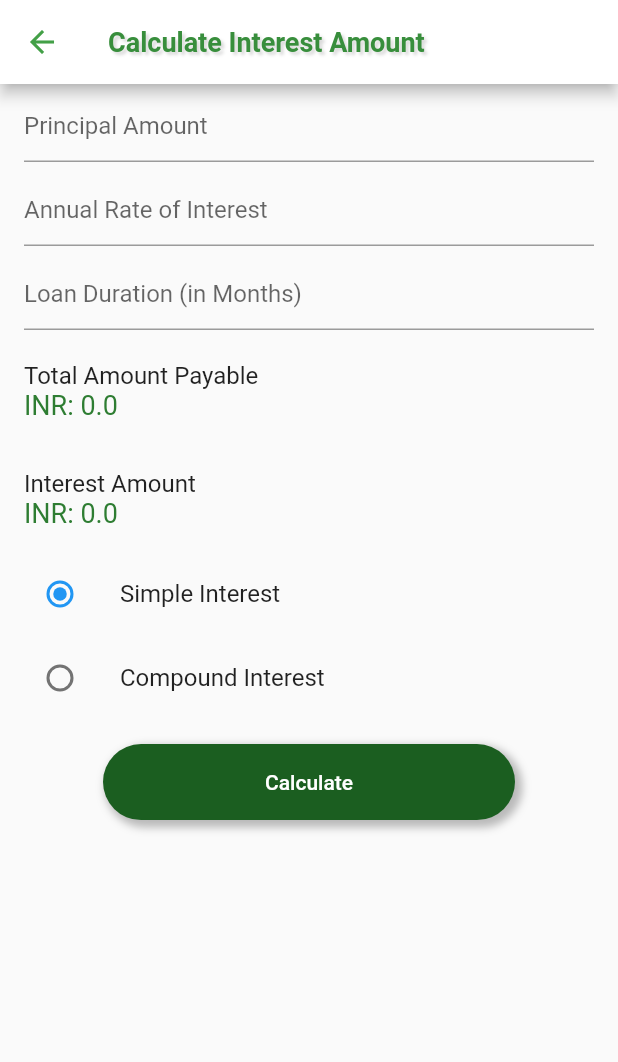
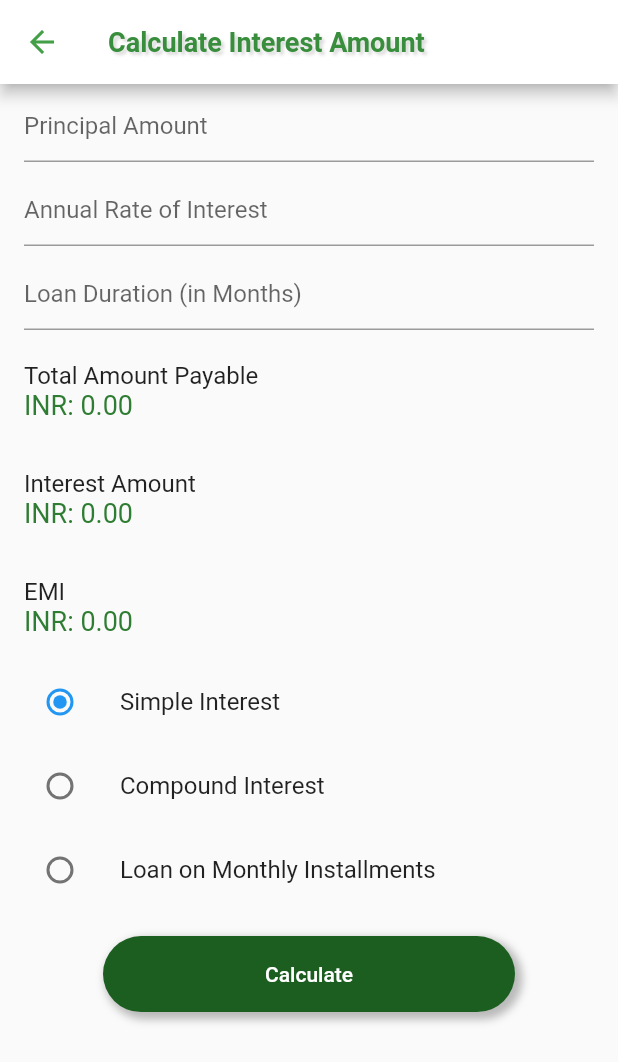
Before and after one commit to abhineet99/farm-expense-management, a Flutter app: the InterestPage screen opened directly, on a phone screen of 412 x 824 dp. Shown: the top 1062 px of the screen. Run offline on Flutter 3.47's test engine with Material 2 defaults, Android fonts, the phone set to English and light mode, and no system bars; our stand-ins replace charts_flutter, flare_flutter, flutter_colorpicker, flutter_svg, rxdart, shared_preferences and 2 more; missing offline and left inert: autocomplete_textfield, launch_review; accounts and stored records are empty; project files that could hold a hidden picture were left out.

Commit message:
float addition, emi calculation

```diff
--- a/lib/screens/loan/add_loan.dart
+++ b/lib/screens/loan/add_loan.dart
@@ -165,9 +165,9 @@ class _AddLoanPageState extends State<AddLoanPage> {
                           LoanItem loan = LoanItem(
                             loanTitle: titleController.text,
                             loanAmount: int.parse(laController.text),
-                            emiAmount: int.parse(eaController.text),
+                            emiAmount: double.parse(eaController.text),
                             numberOfDays: int.parse(ndController.text),
-                            annualRoI: int.parse(roiController.text),
+                            annualRoI: double.parse(roiController.text),
                             startDate: DateTime.parse(_str)
                           );
                           loansBloc.addLoan(loan);
--- a/lib/screens/loan/interest_page.dart
+++ b/lib/screens/loan/interest_page.dart
@@ -12,20 +12,35 @@ class InterestPage extends StatefulWidget{
 class _InterestPageState extends State<InterestPage>{
   double interest =0;
   double amount = 0;
+  double emiShow =0;
   int selectedOption=0;// 0 = simple interest, 1 = compound interest
-  double calculateSimpleInterest(int principal, int rate, int months)
+  double calculateSimpleInterest(int principal, double rate, int months)
   {
     print('check32');
     double rate1 = (rate*1.0)/12;
     double toRet = (rate1*principal*months*1.0)/100;
     return toRet;
   }
-  double calculateCompoundInterest(int principal, int rate, int months)
+  double calculateCompoundInterest(int principal, double rate, int months)
   {
     //print('check32');
     double amount = principal*pow(1+(rate*1.0)/1200,months);
     double toRet = amount-principal;
     return toRet;
+  }
+  double calculateLoanInterest(int principal, double rate, int months)
+  {
+    double monthlyRate = rate*1.0/1200;
+    double emi = principal*monthlyRate*pow(1+monthlyRate,months)/(pow(1+monthlyRate,months)-1);
+    double amount = emi*months;
+    double toRet = amount-principal;
+    return toRet;
+  }
+  double calculateEMI(int principal, double rate, int months)
+  {
+    double monthlyRate = rate*1.0/1200;
+    double emi = principal*monthlyRate*pow(1+monthlyRate,months)/(pow(1+monthlyRate,months)-1);
+    return emi;
   }
   final primaryColor = const Color(0xFFFFFFFF);
   final _formKey = GlobalKey<FormState>();
@@ -45,13 +60,20 @@ class _InterestPageState extends State<InterestPage>{
   void _onPressed()
   {
     double _interest=0;
+    double _emiShow=0;
     if (selectedOption == 0)
-      _interest = calculateSimpleInterest(int.parse(princController.text), int.parse(roiController.text), int.parse(monthsController.text));
+      _interest = calculateSimpleInterest(int.parse(princController.text), double.parse(roiController.text), int.parse(monthsController.text));
+    else if(selectedOption==1)
+      _interest = calculateCompoundInterest(int.parse(princController.text), double.parse(roiController.text), int.parse(monthsController.text));
     else
-      _interest = calculateCompoundInterest(int.parse(princController.text), int.parse(roiController.text), int.parse(monthsController.text));
+    {
+      _interest = calculateLoanInterest(int.parse(princController.text), double.parse(roiController.text), int.parse(monthsController.text));
+      _emiShow = calculateEMI(int.parse(princController.text), double.parse(roiController.text), int.parse(monthsController.text));
+    }
     setState(() {
       amount = int.parse(princController.text) + _interest;
       interest = _interest;
+      emiShow = _emiShow;
     });
   }
   @override
@@ -120,7 +142,7 @@ class _InterestPageState extends State<InterestPage>{
                         fontSize: 16.0
                       ),
                       ),
-                      subtitle: Text('INR: '+amount.toString(),
+                      subtitle: Text('INR: '+amount.toStringAsFixed(2),
                       style: TextStyle(
                         color: Colors.green[800],
                         fontSize: 18.0
@@ -132,7 +154,19 @@ class _InterestPageState extends State<InterestPage>{
                         fontSize: 16.0
                       ),
                       ),
-                      subtitle: Text('INR: '+interest.toString(),
+                      subtitle: Text('INR: '+interest.toStringAsFixed(2),
+                      style: TextStyle(
+                        color: Colors.green[800],
+                        fontSize: 18.0
+                      ),),
+                    ),
+                    ListTile(
+                      title: Text('EMI',
+                      style: TextStyle(
+                        fontSize: 16.0
+                      ),
+                      ),
+                      subtitle: Text('INR: '+emiShow.toStringAsFixed(2),
                       style: TextStyle(
                         color: Colors.green[800],
                         fontSize: 18.0
@@ -148,10 +182,21 @@ class _InterestPageState extends State<InterestPage>{
                         },
                       ),
                     ),
+
                     ListTile(
                       title: Text(AppLocalizations.of(context).compoundInterest), //this variable was const before localization
                       leading: Radio(
                         value: 1,
+                        groupValue: selectedOption,
+                        onChanged: (int value) {
+                          setState(() { selectedOption = value; });
+                        },
+                      ),
+                    ),
+                    ListTile(
+                      title: Text('Loan on Monthly Installments'), //this variable was const before localization
+                      leading: Radio(
+                        value: 2,
                         groupValue: selectedOption,
                         onChanged: (int value) {
                           setState(() { selectedOption = value; });
--- a/lib/screens/loan/view_loan.dart
+++ b/lib/screens/loan/view_loan.dart
@@ -5,7 +5,7 @@ import 'package:farm_expense_management/locale/locale.dart';
 
 class Installment{
   String date;
-  int e_amount;
+  double e_amount;
   Installment(this.date, this.e_amount);
 }
 class ViewLoanPage extends StatefulWidget{
@@ -22,10 +22,11 @@ class _ViewLoanPageState extends State<ViewLoanPage>{
   {
     print('check compute');
     double p = 1.0*loan.loanAmount;
-    int r = loan.annualRoI;
-    int e_amount = loan.emiAmount;
+    double r = loan.annualRoI;
+    double e_amount = loan.emiAmount;
     int nd = loan.numberOfDays;
     double r1 = (r*nd)/365;
+    print('r1: '+r1.toString());
     DateTime d = loan.startDate;
     List<Installment> to_ret=[];
     //double amount_paid = 0;
@@ -33,20 +34,23 @@ class _ViewLoanPageState extends State<ViewLoanPage>{
     {
       double interest = (1.0*r1*p)/100.0;
       p = p + (interest-e_amount);
-      if(p>=e_amount)
-      {
-        Installment inst = Installment(d.day.toString()+"/"+d.month.toString()+"/"+d.year.toString(), e_amount);
+      print('principal: '+p.toString());
+      // if(p>=e_amount)
+      // {
+        Installment inst = Installment(d.day.toString()+"/"+d.month.toString()+"/"+d.year.toString(), 1.0*e_amount);
         print('inst:-');
         print(inst);
         //amount_paid += e_amount;
         to_ret.add(inst);
         d = d.add(Duration(days: nd));
-      }
+      //}
     }
+    print('p here: '+p.toString());
     if(p>0)
     {
       //amount_paid += p;
-      Installment inst = Installment(d.day.toString()+"/"+d.month.toString()+"/"+d.year.toString(), e_amount);
+      Installment inst = Installment(d.day.toString()+"/"+d.month.toString()+"/"+d.year.toString(), p);
+      print('check hello');
       to_ret.add(inst);
     }
     return to_ret;
@@ -56,7 +60,7 @@ class _ViewLoanPageState extends State<ViewLoanPage>{
     print('check build');
 
     List<Installment> _list = compute(loan);
-    print('check build 1');
+    print('check build 1' + _list.length.toString());
     return Scaffold(
       appBar: AppBar(
         title: PalTitleView(
@@ -168,7 +172,7 @@ class _ViewLoanPageState extends State<ViewLoanPage>{
                         ListTile(
                           leading: Icon(Icons.calendar_today),
                           title: Text('On '+_list[index].date),
-                          subtitle: Text(_list[index].e_amount.toString()+" INR"),
+                          subtitle: Text(_list[index].e_amount.toStringAsFixed(2)+" INR"),
                           selected: true,
                         )
                       ],
```
Also changed, not shown: lib/common/models/loan_item.dart (+4 -4 lines).
